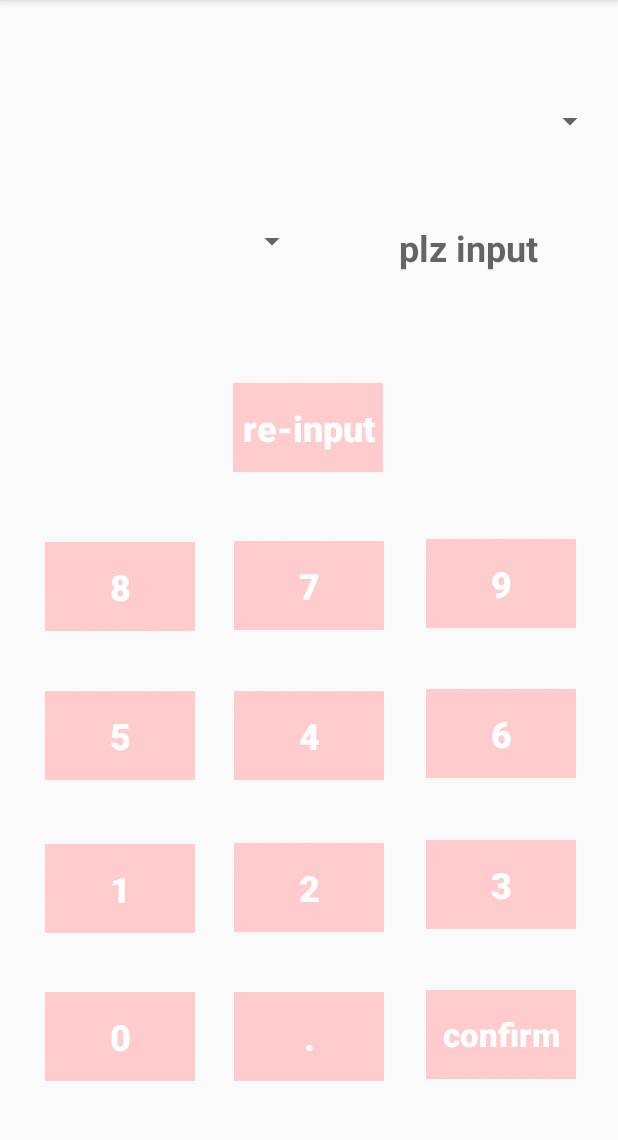
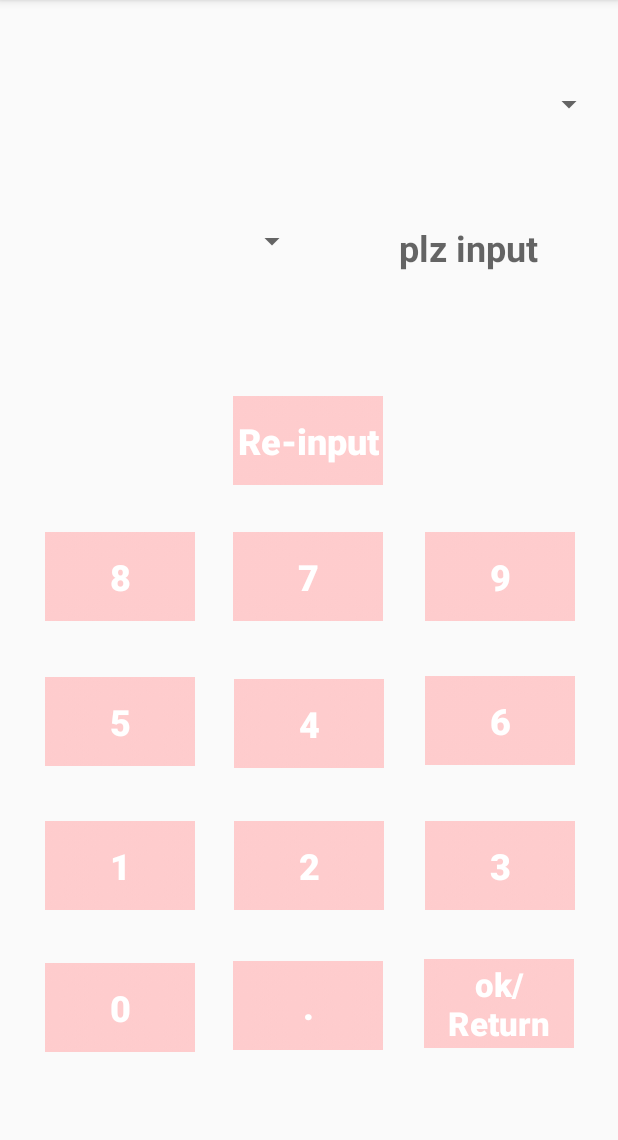
Before and after one commit to ZhaojiaLii/Android-Final-Project-, an Android app: the Income screen opened directly, with no data from a screen before it, on a phone screen of 412 x 824 dp, the part 84-1224 px from its top. Run offline under Robolectric (Android 15) with nearby library versions, the phone set to English and light mode, and no system bars.

Commit message:
about return

```diff
--- a/app/src/main/java/isep/lizhaojia/project1/Income.java
+++ b/app/src/main/java/isep/lizhaojia/project1/Income.java
@@ -96,11 +96,16 @@ public class Income extends AppCompatActivity implements View.OnClickListener {
                         textView.setText(str+((Button)v).getText());
                         break;
                     case R.id.confirm:
-                        SAVE();
-                        Toast.makeText(Income.this, "SAVE", Toast.LENGTH_LONG).show();
-                        Intent intent4 = new Intent(Income.this , MainActivity.class);
-                        intent4.putExtra("id", 2);
-                        startActivity(intent4);
+                        if(textView.length()>0){
+                            SAVE();
+                            Toast.makeText(Income.this, "SAVE", Toast.LENGTH_LONG).show();
+                            Intent intent4 = new Intent(Income.this , MainActivity.class);
+                            intent4.putExtra("id", 2);
+                            startActivity(intent4);}
+                        else {
+                            Intent intent4 = new Intent(Income.this , MainActivity.class);
+                            intent4.putExtra("id", 2);
+                            startActivity(intent4);}
                         break;
 
                 }
--- a/app/src/main/java/isep/lizhaojia/project1/fragment_main_currency.java
+++ b/app/src/main/java/isep/lizhaojia/project1/fragment_main_currency.java
@@ -35,7 +35,7 @@ public class fragment_main_currency extends Fragment {
         mRecyclerView.setLayoutManager(mLayoutManager);
         mRecyclerView.setItemAnimator(new DefaultItemAnimator());
 
-        RecyclerViewAdapter adapter = new RecyclerViewAdapter(this,mNames,mImageUrls);
+       // RecyclerViewAdapter adapter = new RecyclerViewAdapter(this,mNames,mImageUrls);
 
 
 
--- a/app/src/main/res/layout/activity_income.xml
+++ b/app/src/main/res/layout/activity_income.xml
@@ -17,10 +17,10 @@
         android:layout_marginBottom="8dp"
         app:layout_constraintBottom_toBottomOf="parent"
         app:layout_constraintEnd_toEndOf="parent"
-        app:layout_constraintHorizontal_bias="1.0"
+        app:layout_constraintHorizontal_bias="0.0"
         app:layout_constraintStart_toStartOf="parent"
         app:layout_constraintTop_toTopOf="parent"
-        app:layout_constraintVertical_bias="0.074" />
+        app:layout_constraintVertical_bias="0.058" />
 
     <Spinner
         android:id="@+id/spinner2"
@@ -49,9 +49,9 @@
         android:textStyle="bold"
         app:layout_constraintBottom_toBottomOf="parent"
         app:layout_constraintEnd_toEndOf="parent"
+        app:layout_constraintHorizontal_bias="0.498"
         app:layout_constraintStart_toStartOf="parent"
-        app:layout_constraintTop_toTopOf="parent"
-        app:layout_constraintVertical_bias="0.509" />
+        app:layout_constraintTop_toTopOf="parent" />
 
     <Button
         android:id="@+id/button8"
@@ -68,8 +68,7 @@
         app:layout_constraintEnd_toEndOf="parent"
         app:layout_constraintHorizontal_bias="0.096"
         app:layout_constraintStart_toStartOf="parent"
-        app:layout_constraintTop_toTopOf="parent"
-        app:layout_constraintVertical_bias="0.51" />
+        app:layout_constraintTop_toTopOf="parent" />
 
     <Button
         android:id="@+id/button9"
@@ -84,10 +83,9 @@
         android:textStyle="bold"
         app:layout_constraintBottom_toBottomOf="parent"
         app:layout_constraintEnd_toEndOf="parent"
-        app:layout_constraintHorizontal_bias="0.91"
+        app:layout_constraintHorizontal_bias="0.909"
         app:layout_constraintStart_toStartOf="parent"
-        app:layout_constraintTop_toTopOf="parent"
-        app:layout_constraintVertical_bias="0.507" />
+        app:layout_constraintTop_toTopOf="parent" />
 
     <Button
         android:id="@+id/button4"
@@ -101,9 +99,10 @@
         android:textStyle="bold"
         app:layout_constraintBottom_toBottomOf="parent"
         app:layout_constraintEnd_toEndOf="parent"
+        app:layout_constraintHorizontal_bias="0.501"
         app:layout_constraintStart_toStartOf="parent"
         app:layout_constraintTop_toTopOf="parent"
-        app:layout_constraintVertical_bias="0.65" />
+        app:layout_constraintVertical_bias="0.639" />
 
     <Button
         android:id="@+id/button5"
@@ -120,7 +119,7 @@
         app:layout_constraintHorizontal_bias="0.096"
         app:layout_constraintStart_toStartOf="parent"
         app:layout_constraintTop_toTopOf="parent"
-        app:layout_constraintVertical_bias="0.65" />
+        app:layout_constraintVertical_bias="0.637" />
 
 
     <Button
@@ -135,10 +134,10 @@
         android:textStyle="bold"
         app:layout_constraintBottom_toBottomOf="parent"
         app:layout_constraintEnd_toEndOf="parent"
-        app:layout_constraintHorizontal_bias="0.91"
+        app:layout_constraintHorizontal_bias="0.909"
         app:layout_constraintStart_toStartOf="parent"
         app:layout_constraintTop_toTopOf="parent"
-        app:layout_constraintVertical_bias="0.648" />
+        app:layout_constraintVertical_bias="0.636" />
 
     <Button
         android:id="@+id/button1"
@@ -154,7 +153,7 @@
         app:layout_constraintHorizontal_bias="0.096"
         app:layout_constraintStart_toStartOf="parent"
         app:layout_constraintTop_toTopOf="parent"
-        app:layout_constraintVertical_bias="0.794" />
+        app:layout_constraintVertical_bias="0.772" />
 
     <Button
         android:id="@+id/button0"
@@ -172,7 +171,7 @@
         app:layout_constraintHorizontal_bias="0.096"
         app:layout_constraintStart_toStartOf="parent"
         app:layout_constraintTop_toTopOf="parent"
-        app:layout_constraintVertical_bias="0.933" />
+        app:layout_constraintVertical_bias="0.906" />
 
     <Button
         android:id="@+id/button2"
@@ -187,9 +186,10 @@
         android:textStyle="bold"
         app:layout_constraintBottom_toBottomOf="parent"
         app:layout_constraintEnd_toEndOf="parent"
+        app:layout_constraintHorizontal_bias="0.501"
         app:layout_constraintStart_toStartOf="parent"
         app:layout_constraintTop_toTopOf="parent"
-        app:layout_constraintVertical_bias="0.793" />
+        app:layout_constraintVertical_bias="0.772" />
 
     <Button
         android:id="@+id/buttonpoint"
@@ -204,9 +204,10 @@
         android:textStyle="bold"
         app:layout_constraintBottom_toBottomOf="parent"
         app:layout_constraintEnd_toEndOf="parent"
+        app:layout_constraintHorizontal_bias="0.498"
         app:layout_constraintStart_toStartOf="parent"
         app:layout_constraintTop_toTopOf="parent"
-        app:layout_constraintVertical_bias="0.933" />
+        app:layout_constraintVertical_bias="0.904" />
 
     <Button
         android:id="@+id/button3"
@@ -221,17 +222,18 @@
         android:textStyle="bold"
         app:layout_constraintBottom_toBottomOf="parent"
         app:layout_constraintEnd_toEndOf="parent"
-        app:layout_constraintHorizontal_bias="0.91"
+        app:layout_constraintHorizontal_bias="0.909"
         app:layout_constraintStart_toStartOf="parent"
         app:layout_constraintTop_toTopOf="parent"
-        app:layout_constraintVertical_bias="0.79" />
+        app:layout_constraintVertical_bias="0.772" />
 
     <Button
         android:id="@+id/confirm"
         android:layout_width="100dp"
         android:layout_height="59dp"
+        android:layout_marginEnd="1dp"
         android:background="@drawable/lightpink"
-        android:text="confirm"
+        android:text="ok/Return"
         android:textAlignment="center"
         android:textAllCaps="false"
         android:textColor="@android:color/white"
@@ -239,17 +241,17 @@
         android:textStyle="bold"
         app:layout_constraintBottom_toBottomOf="parent"
         app:layout_constraintEnd_toEndOf="parent"
-        app:layout_constraintHorizontal_bias="0.91"
+        app:layout_constraintHorizontal_bias="0.909"
         app:layout_constraintStart_toStartOf="parent"
         app:layout_constraintTop_toTopOf="parent"
-        app:layout_constraintVertical_bias="0.931" />
+        app:layout_constraintVertical_bias="0.902" />
 
     <Button
         android:id="@+id/button13"
         android:layout_width="100dp"
         android:layout_height="59dp"
         android:background="@drawable/lightpink"
-        android:text="re-input"
+        android:text="Re-input"
         android:textAlignment="center"
         android:textAllCaps="false"
         android:textColor="@android:color/white"
@@ -260,7 +262,7 @@
         app:layout_constraintHorizontal_bias="0.498"
         app:layout_constraintStart_toStartOf="parent"
         app:layout_constraintTop_toTopOf="parent"
-        app:layout_constraintVertical_bias="0.36" />
+        app:layout_constraintVertical_bias="0.373" />
 
     <TextView
         android:id="@+id/textView_income"
@@ -275,4 +277,6 @@
         app:layout_constraintStart_toEndOf="@+id/spinner2"
         app:layout_constraintTop_toTopOf="parent"
         app:layout_constraintVertical_bias="0.207" />
+
+
 </android.support.constraint.ConstraintLayout>
--- a/app/src/main/res/layout/activity_main.xml
+++ b/app/src/main/res/layout/activity_main.xml
@@ -43,8 +43,4 @@
     </android.support.design.widget.NavigationView>
 
 
-
-
-
-
 </android.support.v4.widget.DrawerLayout>
```
